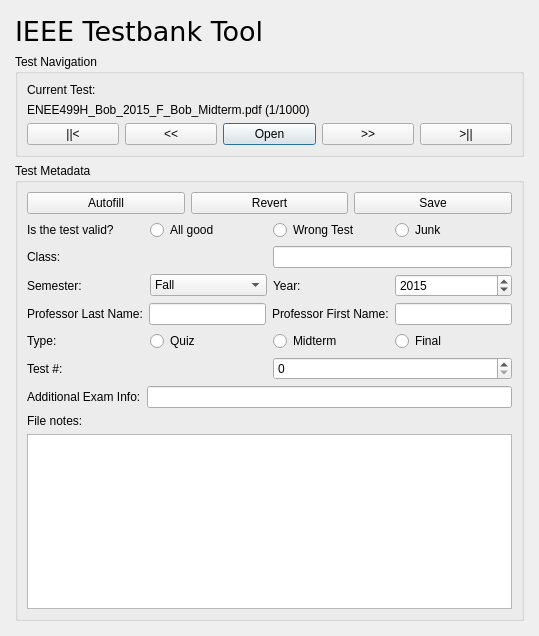
The window that Sorting.ui (UMDIEEE/ieee-tst) describes before a commit, drawn with Qt 5.
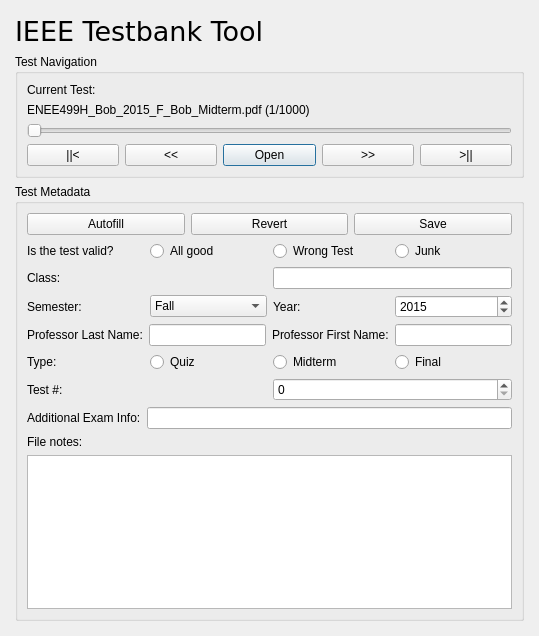
The same window after the commit.

Commit message: Added slider to navigate tests with in sorting GUI

What changed in the file:
```diff
--- a/Sorting.ui
+++ b/Sorting.ui
@@ -55,21 +55,28 @@
         <string>Test Navigation</string>
        </property>
        <layout class="QGridLayout" name="gridLayout_2">
-        <item row="2" column="2">
+        <item row="1" column="0" colspan="4">
+         <widget class="QLabel" name="currentTestLbl">
+          <property name="text">
+           <string>ENEE499H_Bob_2015_F_Bob_Midterm.pdf (1/1000)</string>
+          </property>
+         </widget>
+        </item>
+        <item row="4" column="2">
          <widget class="QPushButton" name="openTestBtn">
           <property name="text">
            <string>Open</string>
           </property>
          </widget>
         </item>
-        <item row="2" column="3">
+        <item row="4" column="3">
          <widget class="QPushButton" name="nextTestBtn">
           <property name="text">
            <string>&gt;&gt;</string>
           </property>
          </widget>
         </item>
-        <item row="2" column="0">
+        <item row="4" column="0">
          <widget class="QPushButton" name="firstTestBtn">
           <property name="text">
            <string>||&lt;</string>
@@ -83,24 +90,24 @@
           </property>
          </widget>
         </item>
-        <item row="2" column="4">
+        <item row="4" column="4">
          <widget class="QPushButton" name="lastTestBtn">
           <property name="text">
            <string>&gt;||</string>
           </property>
          </widget>
         </item>
-        <item row="2" column="1">
+        <item row="4" column="1">
          <widget class="QPushButton" name="prevTestBtn">
           <property name="text">
            <string>&lt;&lt;</string>
           </property>
          </widget>
         </item>
-        <item row="1" column="0" colspan="4">
-         <widget class="QLabel" name="currentTestLbl">
-          <property name="text">
-           <string>ENEE499H_Bob_2015_F_Bob_Midterm.pdf (1/1000)</string>
+        <item row="3" column="0" colspan="5">
+         <widget class="QSlider" name="testSlider">
+          <property name="orientation">
+           <enum>Qt::Horizontal</enum>
           </property>
          </widget>
         </item>
```
